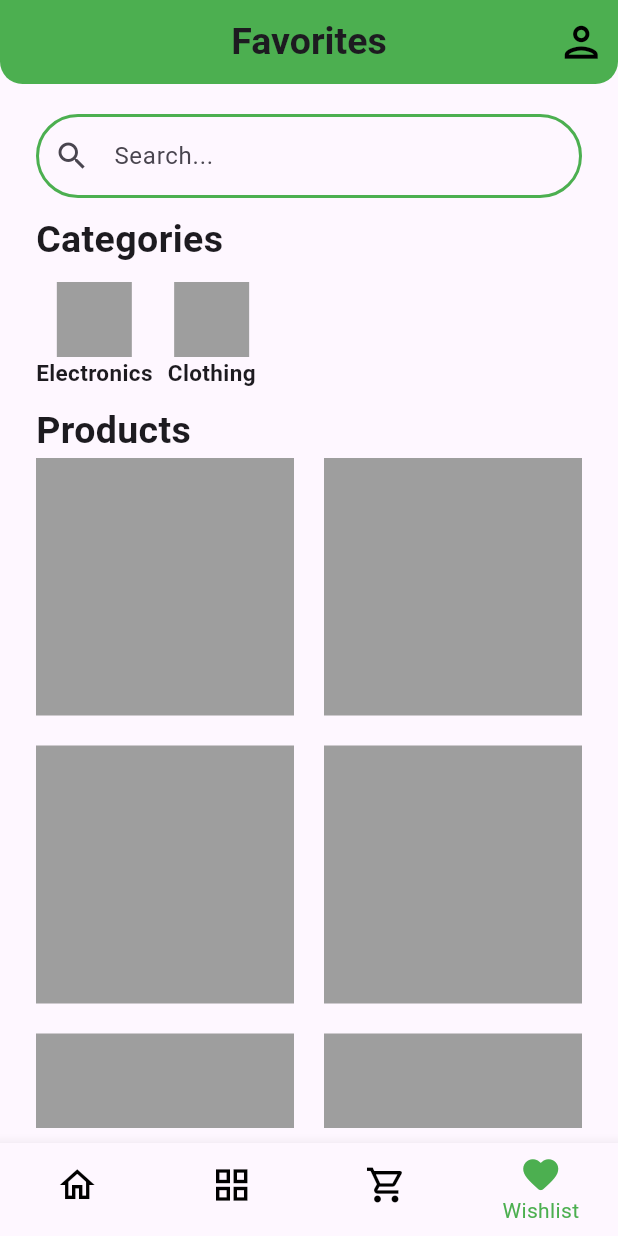
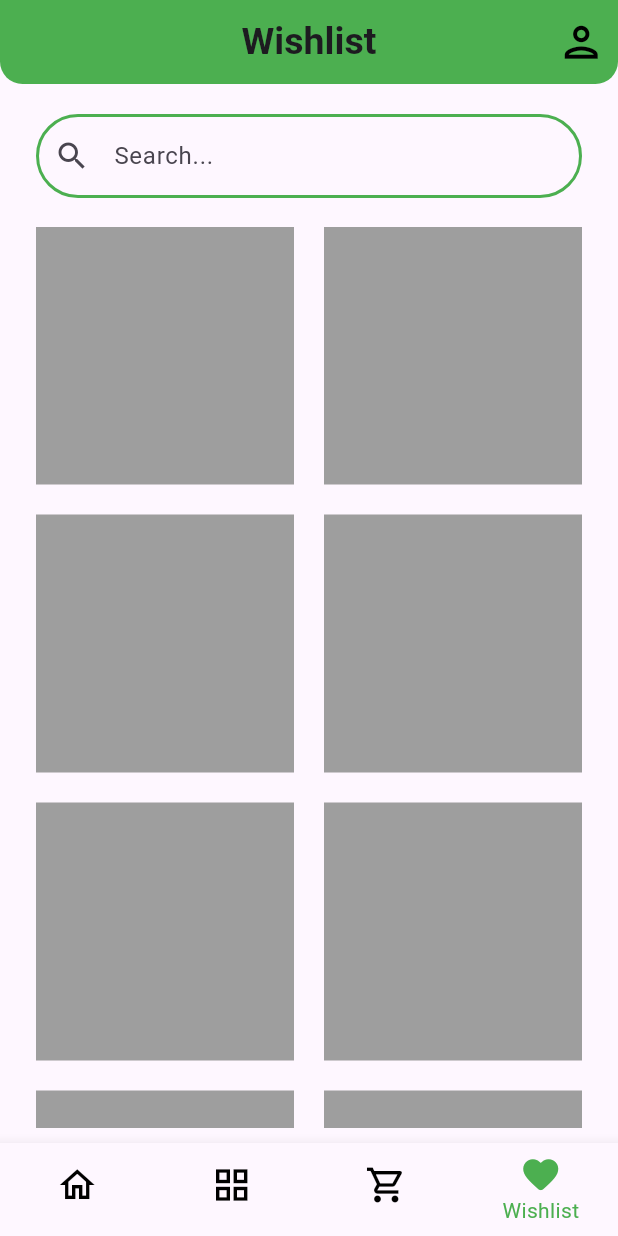
Before and after one commit to omarhelmy2004/eshop, a Flutter app: the screen it shows after launch, item 4 of the bottom bar chosen, on a phone screen of 412 x 824 dp. Run offline on Flutter 3.47's test engine with Material 3 defaults, Android fonts, the phone set to English and light mode, and no system bars; network calls fail.

```diff
--- a/lib/core/presentation/widgets/main_view.dart
+++ b/lib/core/presentation/widgets/main_view.dart
@@ -20,7 +20,7 @@ class _MainViewState extends State<MainView> {
     } else if (selectedIndex == 2) {
       return 'My Cart';
     }else {
-      return 'Favorites';
+      return 'Wishlist';
     }
   }
 
--- a/lib/core/presentation/widgets/views_list_widget.dart
+++ b/lib/core/presentation/widgets/views_list_widget.dart
@@ -1,5 +1,6 @@
 import 'package:eshop/features/cart/presentation/pages/cart_page.dart';
 import 'package:eshop/features/products/presentation/pages/products_page.dart';
+import 'package:eshop/features/products/presentation/pages/wishlist_page.dart';
 import 'package:flutter/material.dart';
 
 
@@ -12,7 +13,7 @@ class ViewsListWidget extends StatelessWidget {
       const ProductsPage(),
       const ProductsPage(),
       const CartPage(),
-      const ProductsPage(),
+      const WishlistPage(),
 
       // const ReportsView(),
       // const BudgetView(),
--- a/lib/features/products/presentation/pages/products_page.dart
+++ b/lib/features/products/presentation/pages/products_page.dart
@@ -1,4 +1,5 @@
 import 'package:eshop/core/presentation/widgets/search_bar.dart';
+import 'package:eshop/features/products/presentation/widgets/products_grid.dart';
 import 'package:flutter/material.dart';
 
 class ProductsPage extends StatelessWidget {
@@ -45,23 +46,7 @@ class ProductsPage extends StatelessWidget {
               ),
             ),
             const Text('Products', style: TextStyle(fontSize: 25, fontWeight: FontWeight.bold)),
-            Expanded(
-              child: GridView.builder(
-                itemCount: 20,
-                gridDelegate: const SliverGridDelegateWithFixedCrossAxisCount(
-                  crossAxisCount: 2,
-                  crossAxisSpacing: 20,
-                  mainAxisSpacing: 20,
-                ),
-                itemBuilder: (context, index) {
-                  return Container(
-                    height: 20,
-                    width: 20,
-                    color: Colors.grey,
-                  );
-                },
-              ),
-            ),
+            ProductsGrid(),
           ],
         ),
       ),
--- /dev/null
+++ b/lib/features/products/presentation/pages/wishlist_page.dart
@@ -0,0 +1,25 @@
+import 'package:eshop/core/presentation/widgets/search_bar.dart';
+import 'package:eshop/features/products/presentation/widgets/products_grid.dart';
+import 'package:flutter/material.dart';
+
+class WishlistPage extends StatelessWidget {
+  const WishlistPage({super.key});
+
+  @override
+  Widget build(BuildContext context) {
+    return const Scaffold(
+      body: Padding(padding:EdgeInsets.symmetric(horizontal: 24.0, vertical: 10),
+      child: Column(
+        children: [
+          Padding(
+            padding: EdgeInsets.only(bottom: 9.0),
+            child: CustomSearchBar(enColor: Colors.green,
+                  foColor: Colors.black,),
+          ),
+          ProductsGrid(),
+        ],
+      ),
+      ),
+    );
+  }
+}
--- /dev/null
+++ b/lib/features/products/presentation/widgets/products_grid.dart
@@ -0,0 +1,29 @@
+
+import 'package:flutter/material.dart';
+
+class ProductsGrid extends StatelessWidget {
+  const ProductsGrid({
+    super.key,
+  });
+
+  @override
+  Widget build(BuildContext context) {
+    return Expanded(
+      child: GridView.builder(
+        itemCount: 20,
+        gridDelegate: const SliverGridDelegateWithFixedCrossAxisCount(
+          crossAxisCount: 2,
+          crossAxisSpacing: 20,
+          mainAxisSpacing: 20,
+        ),
+        itemBuilder: (context, index) {
+          return Container(
+            height: 20,
+            width: 20,
+            color: Colors.grey,
+          );
+        },
+      ),
+    );
+  }
+}
```
Also changed, not shown: assets/61sbMiUnoGL._AC_UL640_QL65_ML3_.jpg (added), assets/images.jpg (added), assets/mens.jpg (added), assets/womencloth.jpg (added).
